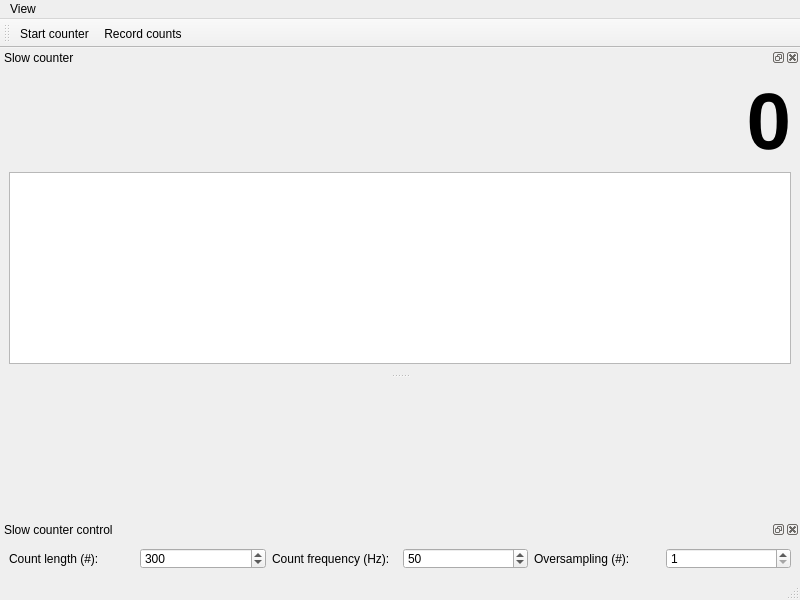
Old version of the form gui/counter/ui_slow_counter.ui in the repository Ulm-IQO/qudi.
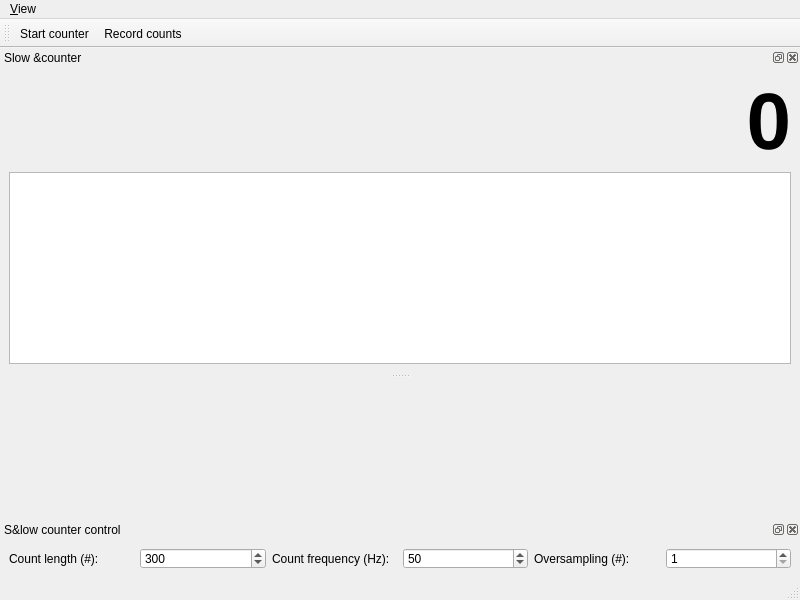
New version of the form. Icons and pictures are not drawn. Custom widgets are drawn as their Qt base class.

The edit to the form file:
```diff
--- a/gui/counter/ui_slow_counter.ui
+++ b/gui/counter/ui_slow_counter.ui
@@ -20,12 +20,12 @@
      <x>0</x>
      <y>0</y>
      <width>800</width>
-     <height>20</height>
+     <height>30</height>
     </rect>
    </property>
    <widget class="QMenu" name="menuView">
     <property name="title">
-     <string>View</string>
+     <string>&amp;View</string>
     </property>
     <widget class="QMenu" name="menuToolbars">
      <property name="title">
@@ -45,7 +45,7 @@
   <widget class="QStatusBar" name="statusbar"/>
   <widget class="QDockWidget" name="counter_trace_DockWidget">
    <property name="windowTitle">
-    <string>Slow counter</string>
+    <string>Slow &amp;counter</string>
    </property>
    <attribute name="dockWidgetArea">
     <number>4</number>
@@ -83,7 +83,7 @@
     </size>
    </property>
    <property name="windowTitle">
-    <string>Slow counter control</string>
+    <string>S&amp;low counter control</string>
    </property>
    <attribute name="dockWidgetArea">
     <number>8</number>
```
Left out of the diff: 16 changed lines with no effect on the pictures.
